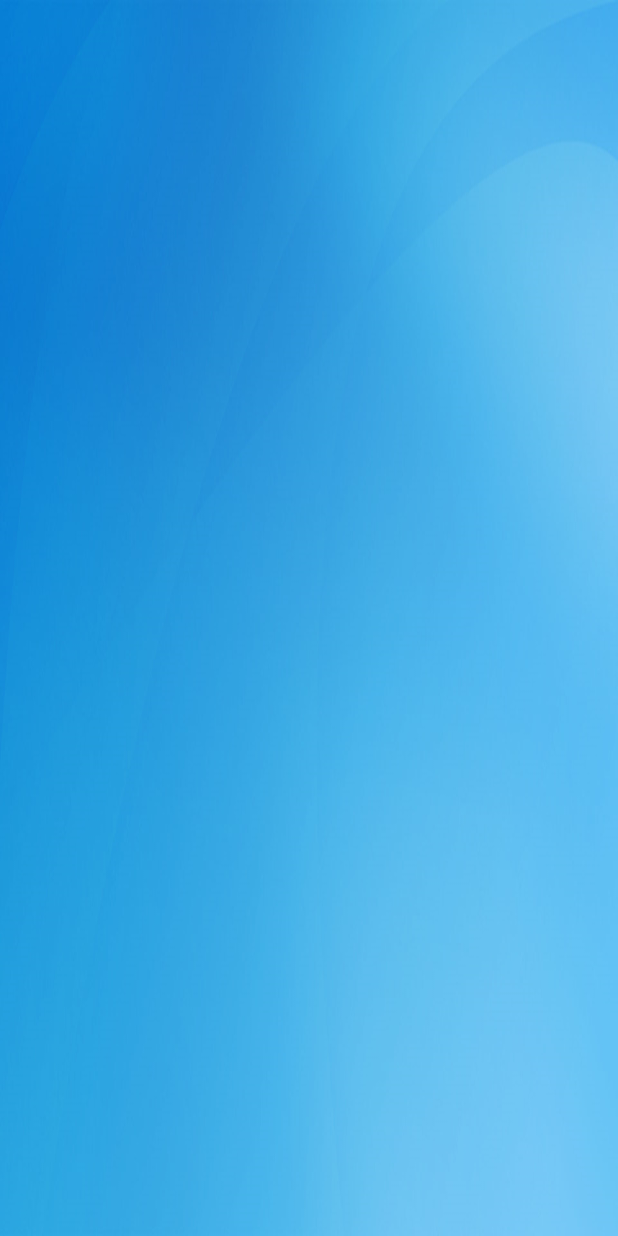
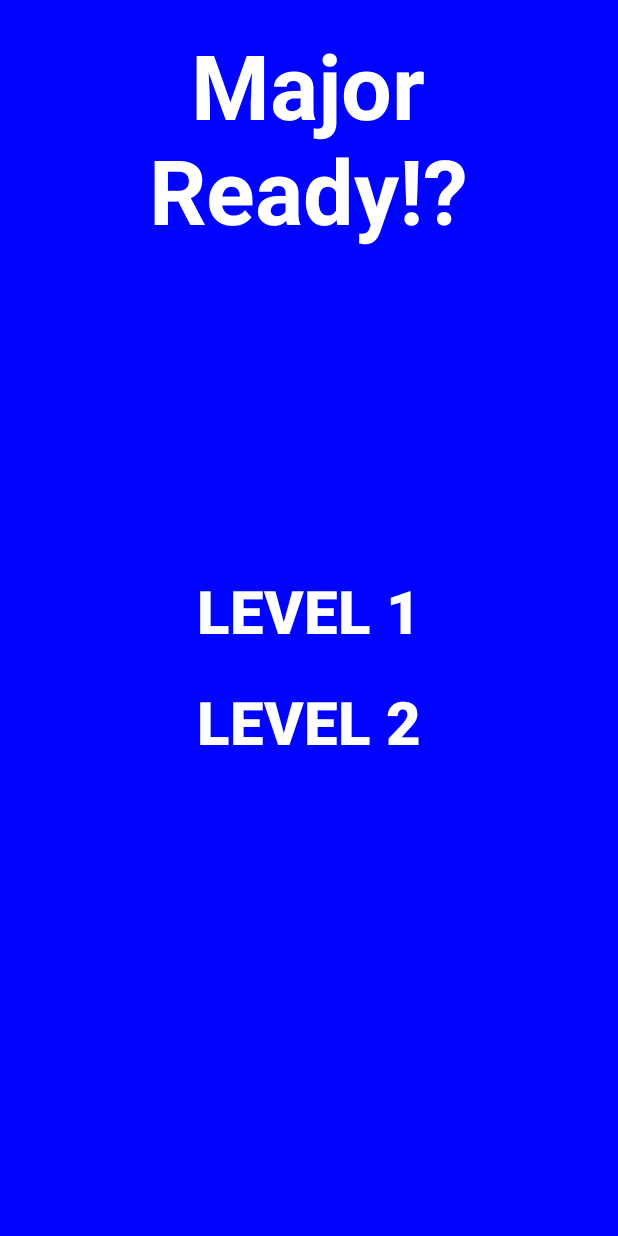
Before and after one commit to skarpath/MajorReady, an Android app: the screen it shows after launch (MainActivity), on a phone screen of 412 x 824 dp. Run offline under Robolectric (Android 15) with nearby library versions, the phone set to English and light mode, and no system bars.

Commit message:
update mainscreen

```diff
--- a/app/src/main/java/com/stephenk/majorready/MainActivity.java
+++ b/app/src/main/java/com/stephenk/majorready/MainActivity.java
@@ -10,21 +10,24 @@ import android.view.View;
 import android.view.Menu;
 import android.view.MenuItem;
 import android.view.Window;
+import android.widget.Button;
 import android.widget.Toast;
 
 public class MainActivity extends AppCompatActivity {
 
+    Button maLvl2btn;
+
     @Override
     protected void onCreate(Bundle savedInstanceState) {
         super.onCreate(savedInstanceState);
-
-
         setContentView(R.layout.main_activity);
-
+        maLvl2btn = (Button) findViewById(R.id.maLvl2btn);
 
 
 
     }
+
+
 
     @Override
     public boolean onCreateOptionsMenu(Menu menu) {
--- a/app/src/main/res/layout/main_activity.xml
+++ b/app/src/main/res/layout/main_activity.xml
@@ -8,6 +8,45 @@
     android:paddingRight="@dimen/activity_horizontal_margin"
     android:paddingTop="@dimen/activity_vertical_margin"
     tools:context="com.stephenk.majorready.activity1"
-    android:background="@mipmap/background">
+    android:background="#0004ff">
 
+    <TextView
+        android:layout_width="wrap_content"
+        android:layout_height="wrap_content"
+        android:textAppearance="?android:attr/textAppearanceMedium"
+        android:text="Major\nReady!?"
+        android:id="@+id/maMajorReadytxt"
+        android:layout_alignParentTop="true"
+        android:layout_centerHorizontal="true"
+        android:textSize="60dp"
+        android:textAlignment="center"
+        android:textStyle="bold"
+        android:textColor="#ffffff" />
+
+    <Button
+        android:layout_width="wrap_content"
+        android:layout_height="wrap_content"
+        android:text="Level 1"
+        android:id="@+id/maLvl1btn"
+        android:layout_centerVertical="true"
+        android:layout_centerHorizontal="true"
+        android:textStyle="bold"
+        android:textSize="40dp"
+        android:ellipsize="middle"
+        android:paddingBottom="10dp"
+        android:background="#00ffffff"
+        android:textColor="#ffffff" />
+
+    <Button
+        android:layout_width="wrap_content"
+        android:layout_height="wrap_content"
+        android:text="Level 2"
+        android:id="@+id/maLvl2btn"
+        android:layout_below="@+id/maLvl1btn"
+        android:layout_centerHorizontal="true"
+        android:textColor="#ffffff"
+        android:textStyle="bold"
+        android:textSize="40dp"
+        android:background="#00ffffff"
+        android:paddingTop="10dp" />
 </RelativeLayout>
```
